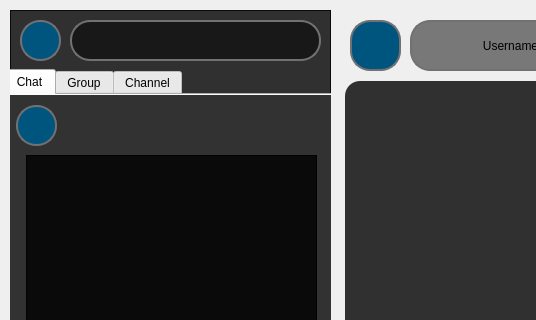
aliomidi3002/Messenger, file messenger/chatpage.ui: the form before one commit; both pictures show x 0 to 536 and y 0 to 320 of the 1200 by 600 pixel window.
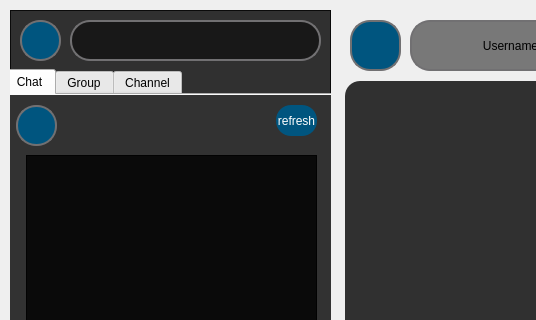
The form after the commit. Icons and pictures are not drawn.

What changed in the file:
```diff
--- a/messenger/chatpage.ui
+++ b/messenger/chatpage.ui
@@ -183,6 +183,22 @@
        <string notr="true">color:red;</string>
       </property>
      </widget>
+     <widget class="QPushButton" name="pushButton_5">
+      <property name="geometry">
+       <rect>
+        <x>270</x>
+        <y>10</y>
+        <width>41</width>
+        <height>31</height>
+       </rect>
+      </property>
+      <property name="styleSheet">
+       <string notr="true">color:white</string>
+      </property>
+      <property name="text">
+       <string>refresh</string>
+      </property>
+     </widget>
     </widget>
     <widget class="QWidget" name="tab_2">
      <attribute name="title">
```
